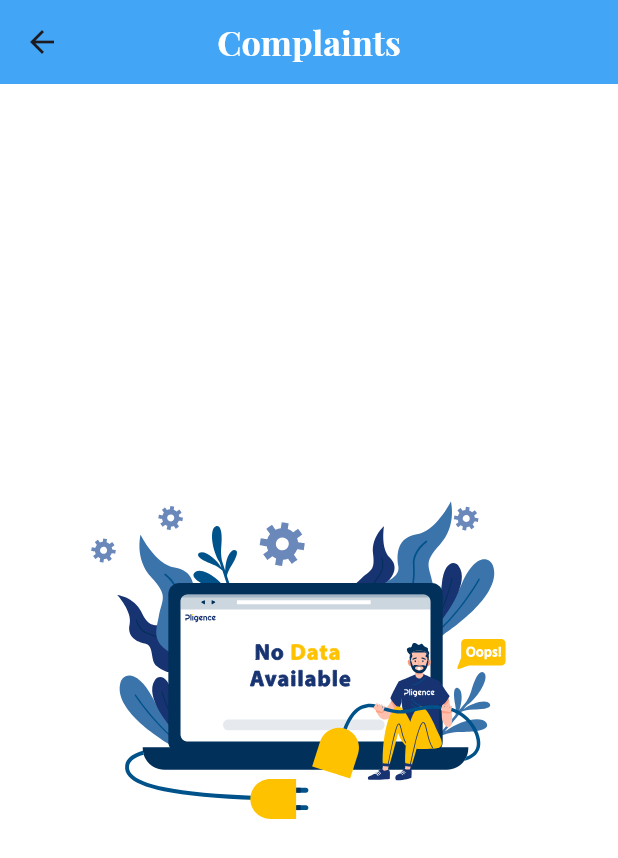
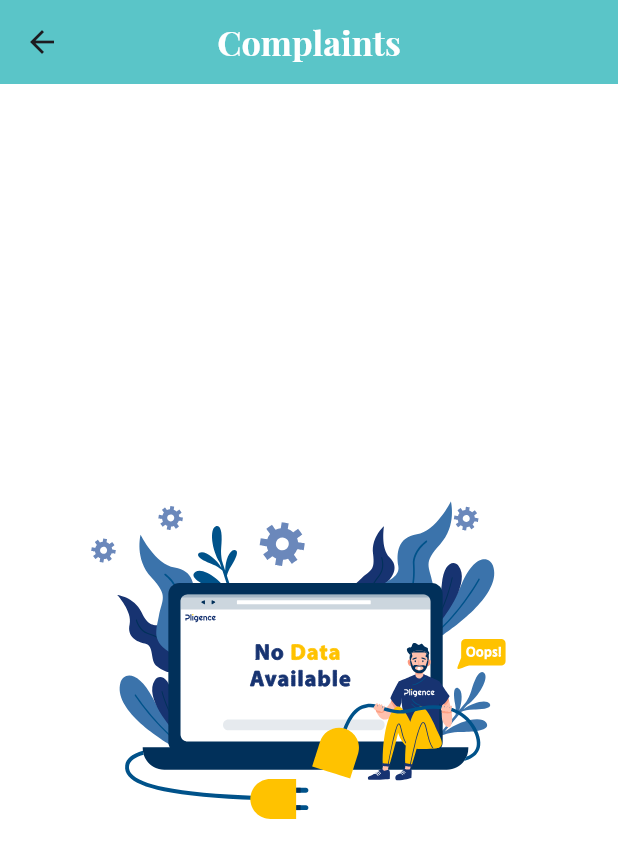
Before and after one commit to temimSuveyd/Hospital, a Flutter app: the AdminAllComplaints screen opened by its route, on a phone screen of 412 x 824 dp. Shown: the top 858 px of the screen. Run offline on Flutter 3.47's test engine with Material 3 defaults, Android fonts, the phone set to English and light mode, and no system bars; drawn by our look-alikes of lottie; our stand-ins replace cloud_firestore, file_picker, firebase_auth, firebase_core, firebase_messaging, firebase_storage and 10 more; missing offline and left inert: firebase_app_check; accounts and stored records are empty; network calls fail; statements that could not run were skipped; project files that could hold a hidden picture were left out; key blocks and very long unbroken strings in the code were emptied for the run.

Commit message:
change primary color

```diff
--- a/lib/core/constant/color.dart
+++ b/lib/core/constant/color.dart
@@ -6,7 +6,7 @@ Localcontroller dark_controller = Get.put(Localcontroller());
 class Appcolor {
   static const Color grey = Colors.grey;
   static Color? grey2 = Colors.grey[200];
-  static Color primarycolor = Colors.blue.shade400;
+  static Color primarycolor = const Color(0xFF5AC5C8);
   static const Color black = Colors.black;
   static Color colorcarddark = Colors.grey.shade800;
   static Color colorbackground =
```
